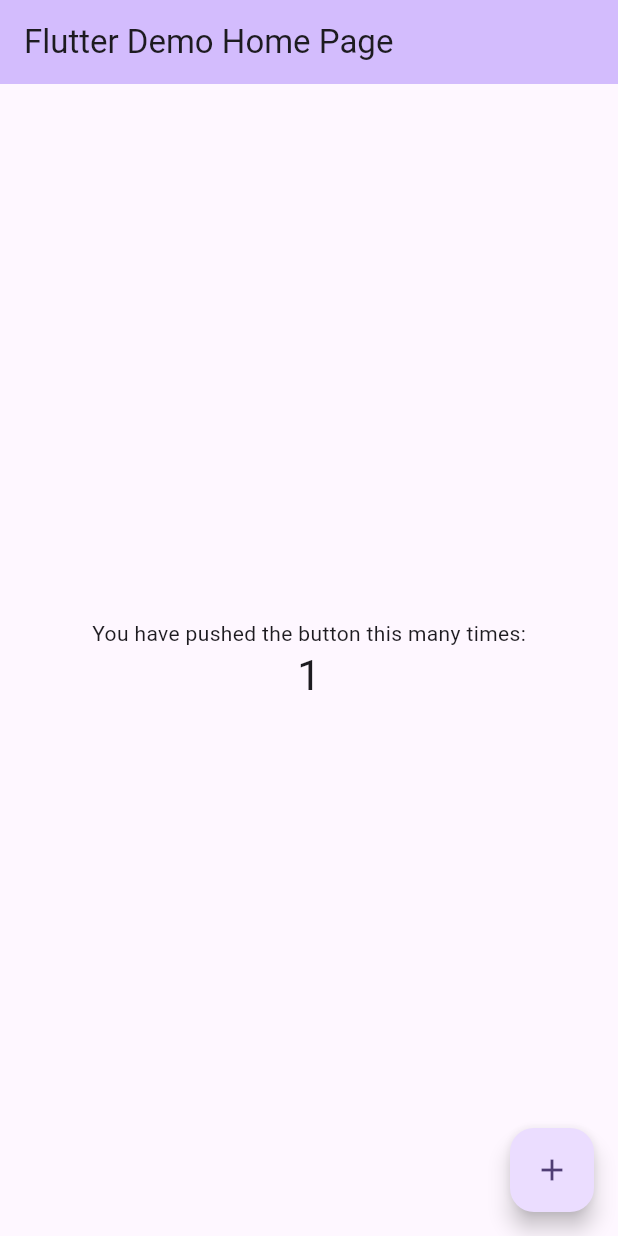
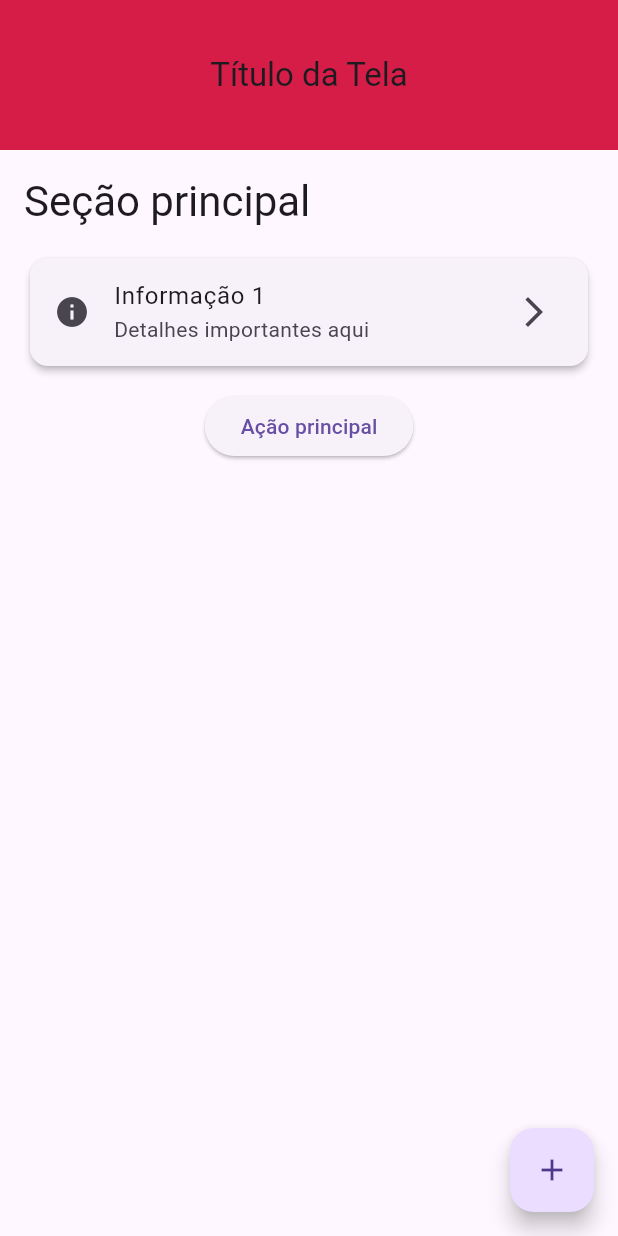
Before and after one commit to luisesales/BemCasados, a Flutter app: the screen it shows after launch, after a tap on the "add" icon, on a phone screen of 412 x 824 dp. Run offline on Flutter 3.47's test engine with Material 3 defaults, Android fonts, the phone set to English and light mode, and no system bars.

Commit message:
feat: tela de home e rotas

```diff
--- a/lib/main.dart
+++ b/lib/main.dart
@@ -1,125 +1,24 @@
 import 'package:flutter/material.dart';
+import 'package:nuptia/utils/appRoutes.dart';
+import 'package:nuptia/pages/home/home.dart';
 
 void main() {
-  runApp(const MyApp());
+  runApp(MyApp());
 }
 
 class MyApp extends StatelessWidget {
-  const MyApp({super.key});
-
-  // This widget is the root of your application.
   @override
   Widget build(BuildContext context) {
     return MaterialApp(
-      title: 'Flutter Demo',
+      debugShowCheckedModeBanner: false, // Remove a bandeira de debug
+      title: 'Bem Casados',
+      initialRoute: AppRoutes.USER_HOME,
+      routes: {
+        AppRoutes.USER_HOME: (ctx) => const HomeScreen(),
+      },
       theme: ThemeData(
-        // This is the theme of your application.
-        //
-        // TRY THIS: Try running your application with "flutter run". You'll see
-        // the application has a purple toolbar. Then, without quitting the app,
-        // try changing the seedColor in the colorScheme below to Colors.green
-        // and then invoke "hot reload" (save your changes or press the "hot
-        // reload" button in a Flutter-supported IDE, or press "r" if you used
-        // the command line to start the app).
-        //
-        // Notice that the counter didn't reset back to zero; the application
-        // state is not lost during the reload. To reset the state, use hot
-        // restart instead.
-        //
-        // This works for code too, not just values: Most code changes can be
-        // tested with just a hot reload.
-        colorScheme: ColorScheme.fromSeed(seedColor: Colors.deepPurple),
-        useMaterial3: true,
+        primarySwatch: Colors.pink, // Define o tema principal
       ),
-      home: const MyHomePage(title: 'Flutter Demo Home Page'),
     );
   }
 }
-
-class MyHomePage extends StatefulWidget {
-  const MyHomePage({super.key, required this.title});
-
-  // This widget is the home page of your application. It is stateful, meaning
-  // that it has a State object (defined below) that contains fields that affect
-  // how it looks.
-
-  // This class is the configuration for the state. It holds the values (in this
-  // case the title) provided by the parent (in this case the App widget) and
-  // used by the build method of the State. Fields in a Widget subclass are
-  // always marked "final".
-
-  final String title;
-
-  @override
-  State<MyHomePage> createState() => _MyHomePageState();
-}
-
-class _MyHomePageState extends State<MyHomePage> {
-  int _counter = 0;
-
-  void _incrementCounter() {
-    setState(() {
-      // This call to setState tells the Flutter framework that something has
-      // changed in this State, which causes it to rerun the build method below
-      // so that the display can reflect the updated values. If we changed
-      // _counter without calling setState(), then the build method would not be
-      // called again, and so nothing would appear to happen.
-      _counter++;
-    });
-  }
-
-  @override
-  Widget build(BuildContext context) {
-    // This method is rerun every time setState is called, for instance as done
-    // by the _incrementCounter method above.
-    //
-    // The Flutter framework has been optimized to make rerunning build methods
-    // fast, so that you can just rebuild anything that needs updating rather
-    // than having to individually change instances of widgets.
-    return Scaffold(
-      appBar: AppBar(
-        // TRY THIS: Try changing the color here to a specific color (to
-        // Colors.amber, perhaps?) and trigger a hot reload to see the AppBar
-        // change color while the other colors stay the same.
-        backgroundColor: Theme.of(context).colorScheme.inversePrimary,
-        // Here we take the value from the MyHomePage object that was created by
-        // the App.build method, and use it to set our appbar title.
-        title: Text(widget.title),
-      ),
-      body: Center(
-        // Center is a layout widget. It takes a single child and positions it
-        // in the middle of the parent.
-        child: Column(
-          // Column is also a layout widget. It takes a list of children and
-          // arranges them vertically. By default, it sizes itself to fit its
-          // children horizontally, and tries to be as tall as its parent.
-          //
-          // Column has various properties to control how it sizes itself and
-          // how it positions its children. Here we use mainAxisAlignment to
-          // center the children vertically; the main axis here is the vertical
-          // axis because Columns are vertical (the cross axis would be
-          // horizontal).
-          //
-          // TRY THIS: Invoke "debug painting" (choose the "Toggle Debug Paint"
-          // action in the IDE, or press "p" in the console), to see the
-          // wireframe for each widget.
-          mainAxisAlignment: MainAxisAlignment.center,
-          children: <Widget>[
-            const Text(
-              'You have pushed the button this many times:',
-            ),
-            Text(
-              '$_counter',
-              style: Theme.of(context).textTheme.headlineMedium,
-            ),
-          ],
-        ),
-      ),
-      floatingActionButton: FloatingActionButton(
-        onPressed: _incrementCounter,
-        tooltip: 'Increment',
-        child: const Icon(Icons.add),
-      ), // This trailing comma makes auto-formatting nicer for build methods.
-    );
-  }
-}
--- a/lib/pages/home/home.dart
+++ b/lib/pages/home/home.dart
@@ -0,0 +1,58 @@
+import 'package:flutter/material.dart';
+
+class HomeScreen extends StatelessWidget {
+  const HomeScreen({super.key});
+
+  @override
+  Widget build(BuildContext context) {
+    return Scaffold(
+      appBar: AppBar(
+        title: Text('Título da Tela'),
+        centerTitle: true,
+        backgroundColor: const Color.fromARGB(255, 213, 29, 72),
+        toolbarHeight: 100,
+      ),
+      body: Padding(
+        padding: const EdgeInsets.all(16.0),
+        child: Column(
+          crossAxisAlignment: CrossAxisAlignment.start,
+          children: [
+            Text(
+              'Seção principal',
+              style: Theme.of(context).textTheme.headlineMedium,
+            ),
+            SizedBox(height: 16.0),
+            Expanded(
+              child: SingleChildScrollView(
+                child: Column(
+                  children: [
+                    //widget exemplo 1
+                    Card(
+                      elevation: 2.0,
+                      child: ListTile(
+                        leading: Icon(Icons.info),
+                        title: Text('Informação 1'),
+                        subtitle: Text('Detalhes importantes aqui'),
+                        trailing: Icon(Icons.arrow_forward_ios),
+                      ),
+                    ),
+                    SizedBox(height: 12.0),
+                    // widget exemplo 2
+                    ElevatedButton(
+                      onPressed: () {},
+                      child: Text('Ação principal'),
+                    ),
+                  ],
+                ),
+              ),
+            )
+          ],
+        ),
+      ),
+      floatingActionButton: FloatingActionButton(
+        onPressed: () {},
+        child: Icon(Icons.add),
+      ),
+    );
+  }
+}
--- /dev/null
+++ b/lib/utils/appRoutes.dart
@@ -0,0 +1,4 @@
+class AppRoutes {
+  static const USER_LOGIN = '/';
+  static const USER_HOME = '/user-homescreen';
+}
```
